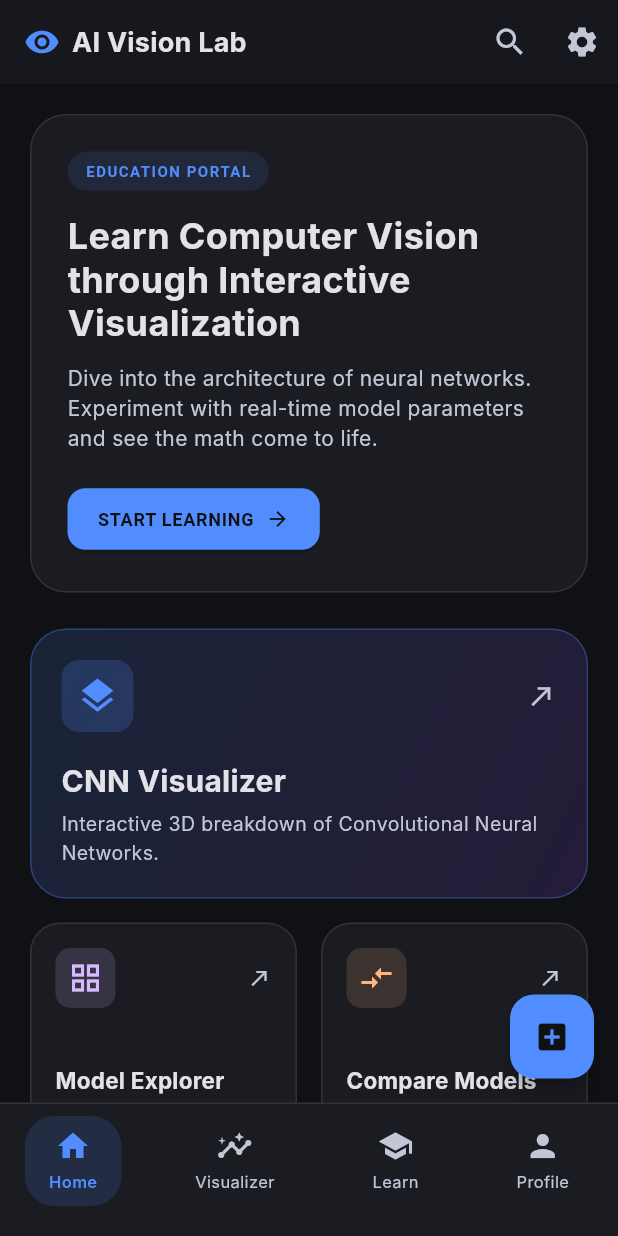
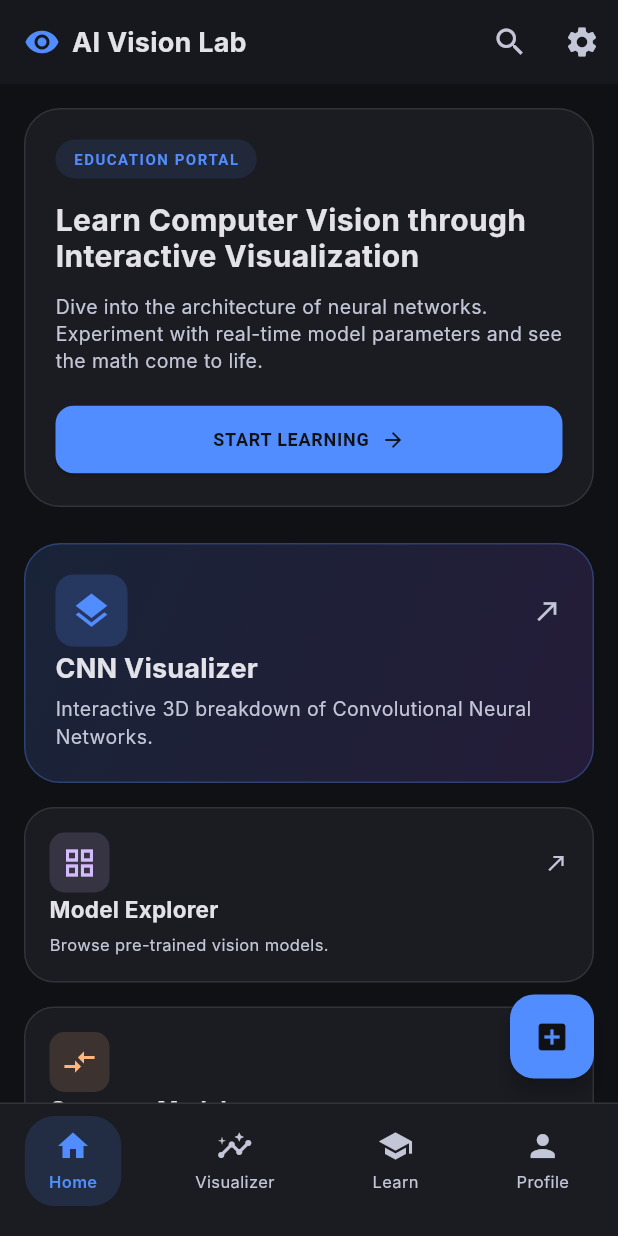
Before and after one commit to TRUNGNT0/mobile_app_CNNvisualization, a Flutter app: the screen it shows after launch, on a phone screen of 412 x 824 dp. Run offline on Flutter 3.47's test engine with Material 3 defaults, Android fonts, the phone set to English and light mode, and no system bars; our stand-ins replace image_picker; missing offline and left inert: opencv_dart; Roboto replaces fonts that are missing (Inter, JetBrains Mono).

Commit message:
fix UI home

```diff
--- a/lib/features/home/presentation/home_screen.dart
+++ b/lib/features/home/presentation/home_screen.dart
@@ -9,6 +9,10 @@ class HomeScreen extends StatelessWidget {
 
   @override
   Widget build(BuildContext context) {
+    final screenWidth = MediaQuery.of(context).size.width;
+    final isPhone = screenWidth < 600;
+    final horizontalPadding = isPhone ? 16.0 : 24.0;
+
     return Scaffold(
       appBar: AppBar(
         backgroundColor: const Color(0x991A1C22),
@@ -17,11 +21,14 @@ class HomeScreen extends StatelessWidget {
           children: [
             const Icon(Icons.visibility, color: Color(0xFF528DFF)),
             const SizedBox(width: 8),
-            Text(
+            Expanded(
+              child: Text(
                 'AI Vision Lab',
                 style: Theme.of(context).textTheme.titleMedium?.copyWith(
                       fontWeight: FontWeight.bold,
                       color: const Color(0xFFE2E2E8),
+                    ),
+                overflow: TextOverflow.ellipsis,
               ),
             ),
           ],
@@ -37,26 +44,33 @@ class HomeScreen extends StatelessWidget {
           ),
         ],
       ),
-      body: SingleChildScrollView(
+      body: SafeArea(
+        child: Center(
+          child: ConstrainedBox(
+            constraints: const BoxConstraints(maxWidth: 1200),
+            child: SingleChildScrollView(
               child: Padding(
-          padding: const EdgeInsets.all(20.0),
+                padding: EdgeInsets.all(horizontalPadding),
                 child: Column(
                   crossAxisAlignment: CrossAxisAlignment.start,
                   children: [
                     // Hero Section
-              _buildHeroSection(context),
+                    _buildHeroSection(context, isPhone),
                     const SizedBox(height: 24),
 
                     // Bento Grid Section
-              _buildBentoGrid(context),
+                    _buildBentoGrid(context, isPhone),
                     const SizedBox(height: 24),
 
                     // Recently viewed models
                     _buildRecentlyViewedHeader(context),
                     const SizedBox(height: 12),
                     _buildRecentlyViewedList(context),
-              const SizedBox(height: 100), // padding for bottom bar
+                    const SizedBox(height: 100),
                   ],
+                ),
+              ),
+            ),
           ),
         ),
       ),
@@ -68,10 +82,10 @@ class HomeScreen extends StatelessWidget {
     );
   }
 
-  Widget _buildHeroSection(BuildContext context) {
+  Widget _buildHeroSection(BuildContext context, bool isPhone) {
     return Container(
       width: double.infinity,
-      padding: const EdgeInsets.all(24.0),
+      padding: EdgeInsets.all(isPhone ? 20 : 24),
       decoration: BoxDecoration(
         color: const Color(0xFF1A1C22),
         borderRadius: BorderRadius.circular(24),
@@ -98,32 +112,37 @@ class HomeScreen extends StatelessWidget {
             ),
           ),
           const SizedBox(height: 16),
-          const Text(
+          Text(
             'Learn Computer Vision through Interactive Visualization',
             style: TextStyle(
               fontFamily: 'Inter',
-              fontSize: 24,
+              fontSize: isPhone ? 20 : 24,
               fontWeight: FontWeight.bold,
-              color: Color(0xFFE2E2E8),
+              color: const Color(0xFFE2E2E8),
               height: 1.2,
             ),
           ),
           const SizedBox(height: 12),
-          const Text(
+          Text(
             'Dive into the architecture of neural networks. Experiment with real-time model parameters and see the math come to life.',
             style: TextStyle(
               fontFamily: 'Inter',
-              fontSize: 14,
-              color: Color(0xFFC2C6D6),
+              fontSize: isPhone ? 13 : 14,
+              color: const Color(0xFFC2C6D6),
               height: 1.4,
             ),
           ),
           const SizedBox(height: 20),
-          ElevatedButton.icon(
+          SizedBox(
+            width: isPhone ? double.infinity : null,
+            child: ElevatedButton.icon(
               style: ElevatedButton.styleFrom(
                 backgroundColor: const Color(0xFF528DFF),
                 foregroundColor: const Color(0xFF0F1115),
-              padding: const EdgeInsets.symmetric(horizontal: 20, vertical: 12),
+                padding: EdgeInsets.symmetric(
+                  horizontal: isPhone ? 16 : 20,
+                  vertical: 14,
+                ),
                 shape: RoundedRectangleBorder(
                   borderRadius: BorderRadius.circular(12),
                 ),
@@ -144,15 +163,16 @@ class HomeScreen extends StatelessWidget {
               ),
               label: const Icon(Icons.arrow_forward, size: 16),
             ),
+          ),
         ],
       ),
     );
   }
 
-  Widget _buildBentoGrid(BuildContext context) {
+  Widget _buildBentoGrid(BuildContext context, bool isPhone) {
     return Column(
       children: [
-        // CNN Visualizer (Main visual block)
+        // CNN Visualizer - Main visual block
         GestureDetector(
           onTap: () {
             Navigator.push(
@@ -161,8 +181,8 @@ class HomeScreen extends StatelessWidget {
             );
           },
           child: Container(
-            constraints: const BoxConstraints(
-              minHeight: 180,
+            constraints: BoxConstraints(
+              minHeight: isPhone ? 160 : 180,
             ),
             width: double.infinity,
             padding: const EdgeInsets.all(20),
@@ -203,7 +223,7 @@ class HomeScreen extends StatelessWidget {
                       'CNN Visualizer',
                       style: Theme.of(context).textTheme.titleMedium?.copyWith(
                             fontWeight: FontWeight.bold,
-                            fontSize: 20,
+                            fontSize: isPhone ? 18 : 20,
                           ),
                     ),
                     const SizedBox(height: 4),
@@ -219,7 +239,57 @@ class HomeScreen extends StatelessWidget {
         ),
         const SizedBox(height: 16),
 
-        // 2 Column Bento Row 1
+        // Bento Cards Grid - Responsive
+        LayoutBuilder(
+          builder: (context, constraints) {
+            if (isPhone || constraints.maxWidth < 700) {
+              // Stack vertically on small screens
+              return Column(
+                children: [
+                  _buildBentoCard(
+                    context: context,
+                    title: 'Model Explorer',
+                    subtitle: 'Browse pre-trained vision models.',
+                    icon: Icons.grid_view,
+                    iconColor: const Color(0xFFD6BAFF),
+                    onTap: () => Navigator.push(context, MaterialPageRoute(builder: (_) => const VisualizerScreen())),
+                  ),
+                  const SizedBox(height: 16),
+                  _buildBentoCard(
+                    context: context,
+                    title: 'Compare Models',
+                    subtitle: 'Benchmark performance metrics.',
+                    icon: Icons.compare_arrows,
+                    iconColor: const Color(0xFFFFB77D),
+                    onTap: () => Navigator.push(context, MaterialPageRoute(builder: (_) => const CompareScreen())),
+                  ),
+                  const SizedBox(height: 16),
+                  _buildBentoCard(
+                    context: context,
+                    title: 'Learning Center',
+                    subtitle: 'Theoretical depth and tutorials.',
+                    icon: Icons.school,
+                    iconColor: const Color(0xFF528DFF),
+                    onTap: () => Navigator.push(context, MaterialPageRoute(builder: (_) => const LearnScreen())),
+                  ),
+                  const SizedBox(height: 16),
+                  _buildBentoCard(
+                    context: context,
+                    title: 'Knowledge Quiz',
+                    subtitle: 'Test your CV understanding.',
+                    icon: Icons.quiz,
+                    iconColor: const Color(0xFFFBBF24),
+                    borderColor: const Color(0xFFFBBF24).withOpacity(0.2),
+                    backgroundColor: const Color(0xFFFBBF24).withOpacity(0.05),
+                    onTap: () => Navigator.push(context, MaterialPageRoute(builder: (_) => const QuizScreen())),
+                  ),
+                ],
+              );
+            }
+
+            // Desktop / Tablet - 2 columns
+            return Column(
+              children: [
                 Row(
                   children: [
                     Expanded(
@@ -229,12 +299,7 @@ class HomeScreen extends StatelessWidget {
                         subtitle: 'Browse pre-trained vision models.',
                         icon: Icons.grid_view,
                         iconColor: const Color(0xFFD6BAFF),
-                onTap: () {
-                  Navigator.push(
-                    context,
-                    MaterialPageRoute(builder: (context) => const VisualizerScreen()),
-                  );
-                },
+                        onTap: () => Navigator.push(context, MaterialPageRoute(builder: (_) => const VisualizerScreen())),
                       ),
                     ),
                     const SizedBox(width: 16),
@@ -245,19 +310,12 @@ class HomeScreen extends StatelessWidget {
                         subtitle: 'Benchmark performance metrics.',
                         icon: Icons.compare_arrows,
                         iconColor: const Color(0xFFFFB77D),
-                onTap: () {
-                  Navigator.push(
-                    context,
-                    MaterialPageRoute(builder: (context) => const CompareScreen()),
-                  );
-                },
+                        onTap: () => Navigator.push(context, MaterialPageRoute(builder: (_) => const CompareScreen())),
                       ),
                     ),
                   ],
                 ),
                 const SizedBox(height: 16),
-
-        // 2 Column Bento Row 2
                 Row(
                   children: [
                     Expanded(
@@ -267,12 +325,7 @@ class HomeScreen extends StatelessWidget {
                         subtitle: 'Theoretical depth and tutorials.',
                         icon: Icons.school,
                         iconColor: const Color(0xFF528DFF),
-                onTap: () {
-                  Navigator.push(
-                    context,
-                    MaterialPageRoute(builder: (context) => const LearnScreen()),
-                  );
-                },
+                        onTap: () => Navigator.push(context, MaterialPageRoute(builder: (_) => const LearnScreen())),
                       ),
                     ),
                     const SizedBox(width: 16),
@@ -285,15 +338,14 @@ class HomeScreen extends StatelessWidget {
                         iconColor: const Color(0xFFFBBF24),
                         borderColor: const Color(0xFFFBBF24).withOpacity(0.2),
                         backgroundColor: const Color(0xFFFBBF24).withOpacity(0.05),
-                onTap: () {
-                  Navigator.push(
-                    context,
-                    MaterialPageRoute(builder: (context) => const QuizScreen()),
-                  );
-                },
+                        onTap: () => Navigator.push(context, MaterialPageRoute(builder: (_) => const QuizScreen())),
                       ),
                     ),
                   ],
+                ),
+              ],
+            );
+          },
         ),
       ],
     );
@@ -312,7 +364,6 @@ class HomeScreen extends StatelessWidget {
     return GestureDetector(
       onTap: onTap,
       child: Container(
-        height: 170,
         padding: const EdgeInsets.all(16),
         decoration: BoxDecoration(
           color: backgroundColor ?? const Color(0xFF1A1C22),
```
Lines whose indentation alone changed are shown as unchanged.
